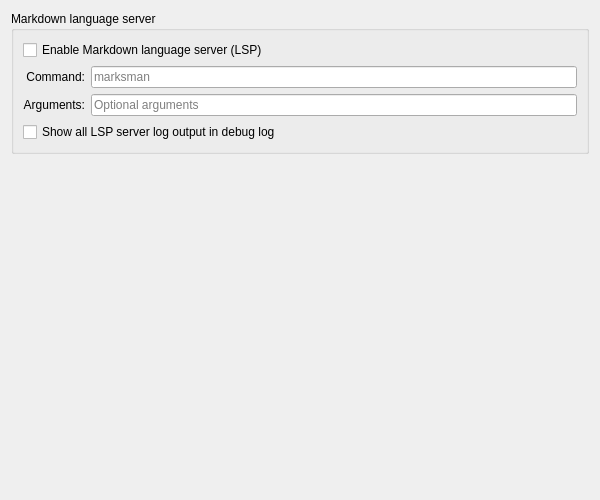
Old version of the form src/widgets/settings/markdownlspsettingswidget.ui in the repository dwongdev/QOwnNotes.
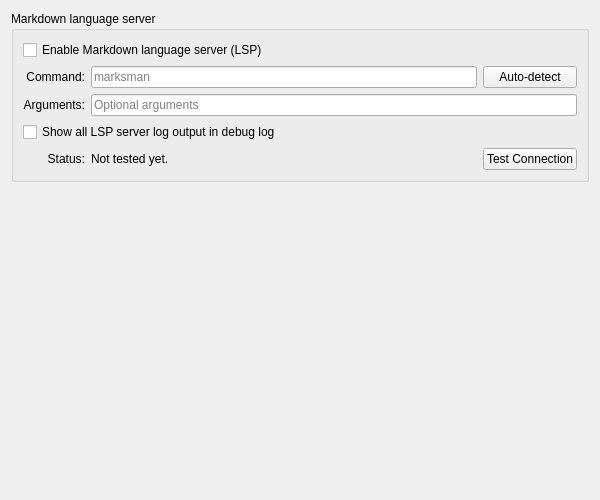
New version of the form.

Commit message: #3467 lsp: add auto-detect and test connection buttons

The edit to the form file:
```diff
--- a/src/widgets/settings/markdownlspsettingswidget.ui
+++ b/src/widgets/settings/markdownlspsettingswidget.ui
@@ -17,7 +17,7 @@
       <string>Markdown language server</string>
      </property>
      <layout class="QGridLayout" name="gridLayout_markdownLsp">
-      <item row="0" column="0" colspan="2">
+      <item row="0" column="0" colspan="3">
        <widget class="QCheckBox" name="markdownLspEnabledCheckBox">
         <property name="text">
          <string>Enable Markdown language server (LSP)</string>
@@ -42,6 +42,13 @@
         <property name="clearButtonEnabled">
          <bool>true</bool>
         </property>
+        </widget>
+      </item>
+      <item row="1" column="2">
+       <widget class="QPushButton" name="markdownLspAutoDetectButton">
+        <property name="text">
+         <string>Auto-detect</string>
+        </property>
        </widget>
       </item>
       <item row="2" column="0">
@@ -54,7 +61,7 @@
         </property>
       </widget>
       </item>
-      <item row="2" column="1">
+      <item row="2" column="1" colspan="2">
        <widget class="QLineEdit" name="markdownLspArgumentsLineEdit">
         <property name="toolTip">
          <string>Optional arguments separated by spaces.</string>
@@ -67,13 +74,40 @@
         </property>
        </widget>
       </item>
-      <item row="3" column="0" colspan="2">
+      <item row="3" column="0" colspan="3">
        <widget class="QCheckBox" name="markdownLspVerboseLoggingCheckBox">
         <property name="toolTip">
          <string>Log all LSP server output (stderr) to the debug log. Useful for troubleshooting LSP server issues.</string>
         </property>
         <property name="text">
          <string>Show all LSP server log output in debug log</string>
+        </property>
+        </widget>
+      </item>
+      <item row="4" column="0">
+       <widget class="QLabel" name="markdownLspStatusTextLabel">
+        <property name="text">
+         <string>Status:</string>
+        </property>
+        <property name="alignment">
+         <set>Qt::AlignmentFlag::AlignRight|Qt::AlignmentFlag::AlignTrailing|Qt::AlignmentFlag::AlignVCenter</set>
+        </property>
+       </widget>
+      </item>
+      <item row="4" column="1">
+       <widget class="QLabel" name="markdownLspStatusLabel">
+        <property name="text">
+         <string>Not tested yet.</string>
+        </property>
+        <property name="wordWrap">
+         <bool>true</bool>
+        </property>
+       </widget>
+      </item>
+      <item row="4" column="2">
+       <widget class="QPushButton" name="markdownLspTestConnectionButton">
+        <property name="text">
+         <string>Test Connection</string>
         </property>
        </widget>
       </item>
```
The commit also changes 3 other files.
